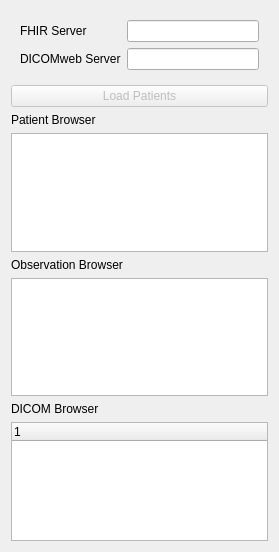
This is FHIRReader/Resources/UI/FHIRReader.ui in KitwareMedical/SlicerEHRSandbox as Qt 5 draws it before an edit. The edited form follows.
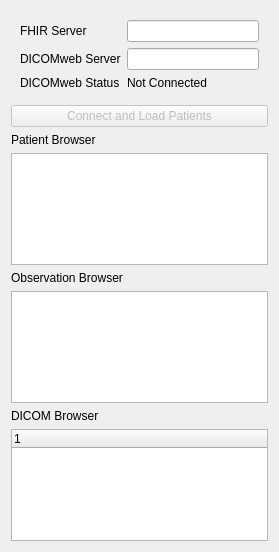
This is the edited form. Custom widgets are drawn as their Qt base class.

Commit message: Add status for dicomweb server and added cleanup when load button pressed

```diff
--- a/FHIRReader/Resources/UI/FHIRReader.ui
+++ b/FHIRReader/Resources/UI/FHIRReader.ui
@@ -37,6 +37,20 @@
         </property>
        </widget>
       </item>
+      <item row="3" column="0">
+       <widget class="QLabel" name="label_6">
+        <property name="text">
+         <string>DICOMweb Status</string>
+        </property>
+       </widget>
+      </item>
+      <item row="3" column="1">
+       <widget class="QLabel" name="DICOMStatusLabel">
+        <property name="text">
+         <string>Not Connected</string>
+        </property>
+       </widget>
+      </item>
      </layout>
     </widget>
    </item>
@@ -49,7 +63,7 @@
       <string>Run the algorithm.</string>
      </property>
      <property name="text">
-      <string>Load Patients</string>
+      <string>Connect and Load Patients</string>
      </property>
     </widget>
    </item>
```
The commit also changes 1 other file.
